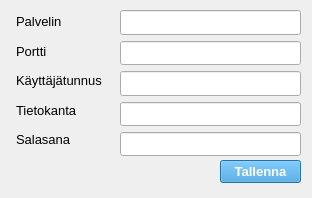
Above: settingsDialog.ui from TiViOpetus/Autolainaus before the change. Below: the same form after it.
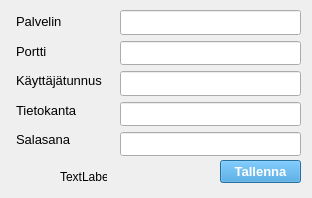
That is the form after the change.

The edit to the form file:
```diff
--- a/settingsDialog.ui
+++ b/settingsDialog.ui
@@ -190,6 +190,19 @@
     <string>Tallenna</string>
    </property>
   </widget>
+  <widget class="QLabel" name="label">
+   <property name="geometry">
+    <rect>
+     <x>60</x>
+     <y>170</y>
+     <width>47</width>
+     <height>13</height>
+    </rect>
+   </property>
+   <property name="text">
+    <string>TextLabel</string>
+   </property>
+  </widget>
  </widget>
  <resources/>
  <connections/>
```
